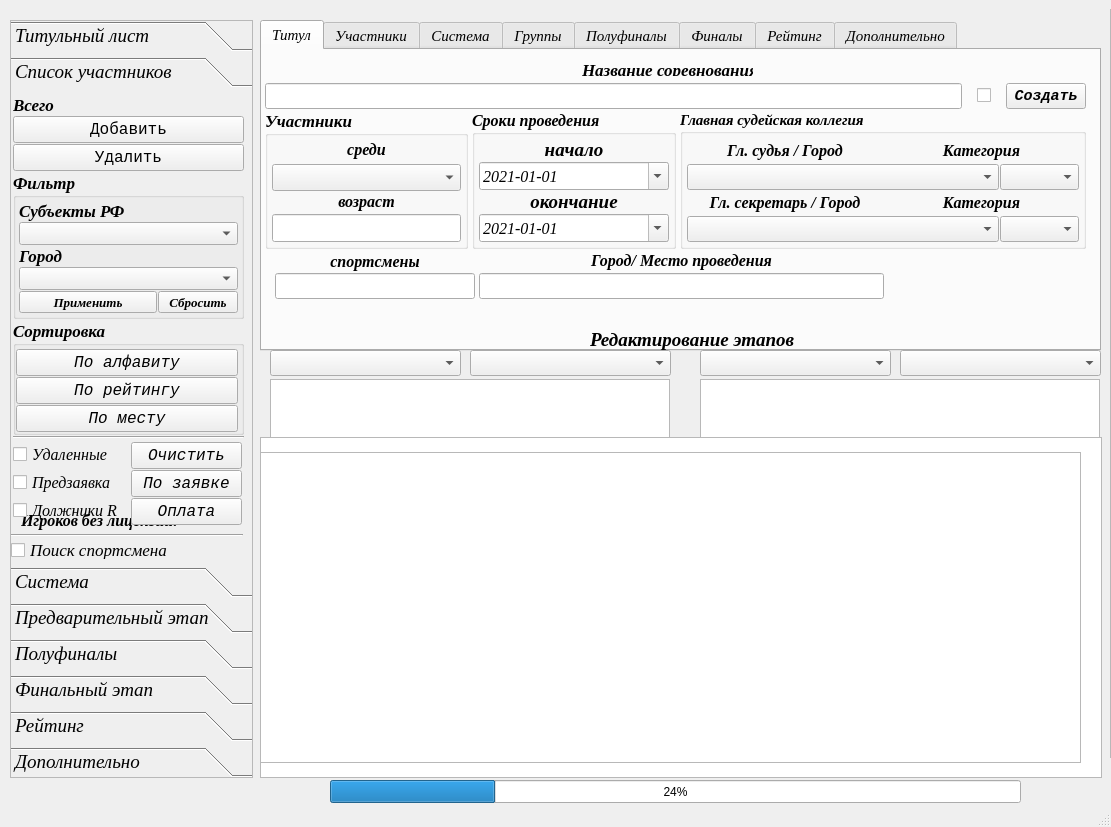
Qt form UI/main_window.ui (Kaspar0810/Competitions_TT_SQL) before a commit.
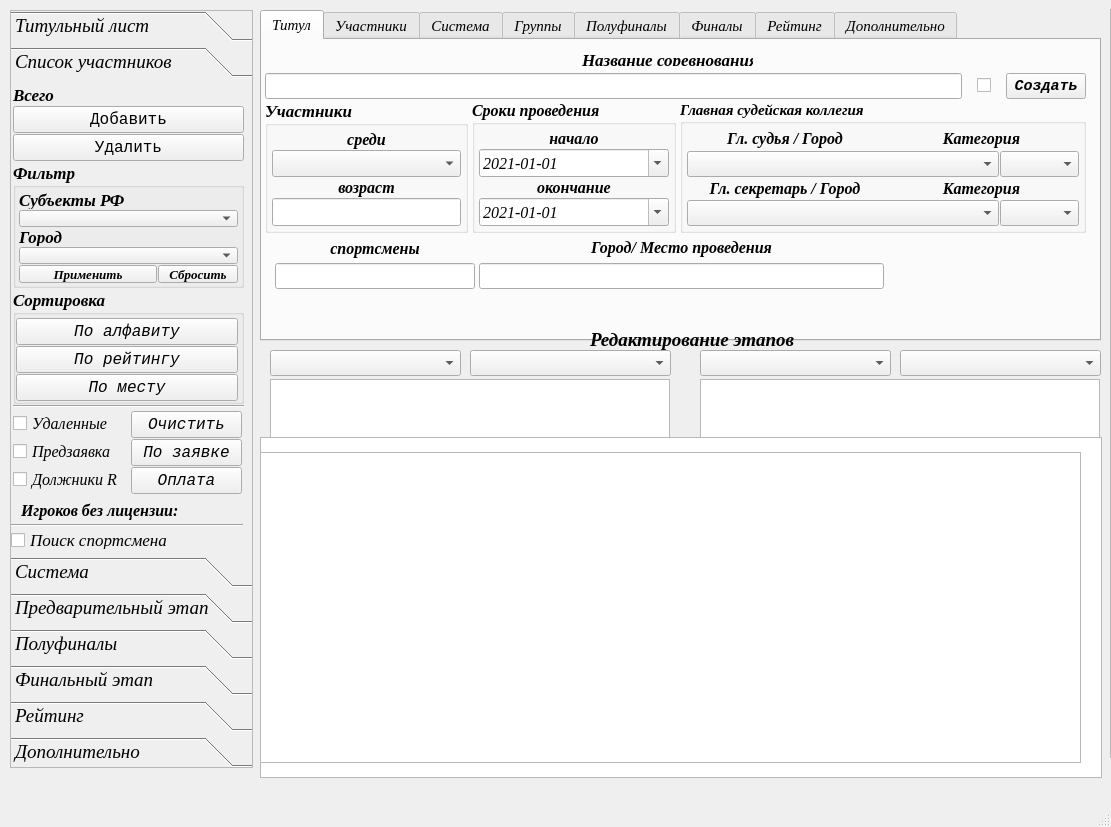
The same form after that commit. The open tabs and pages were chosen to show the change.

Diff of the .ui file:
```diff
--- a/UI/main_window.ui
+++ b/UI/main_window.ui
@@ -21,7 +21,7 @@
     <property name="geometry">
      <rect>
       <x>260</x>
-      <y>20</y>
+      <y>10</y>
       <width>841</width>
       <height>331</height>
      </rect>
@@ -339,7 +339,7 @@
                   <property name="font">
                    <font>
                     <family>Times New Roman</family>
-                    <pointsize>14</pointsize>
+                    <pointsize>12</pointsize>
                     <italic>true</italic>
                    </font>
                   </property>
@@ -409,7 +409,7 @@
                   <property name="font">
                    <font>
                     <family>Times New Roman</family>
-                    <pointsize>14</pointsize>
+                    <pointsize>12</pointsize>
                     <italic>true</italic>
                    </font>
                   </property>
@@ -4442,7 +4442,7 @@
     <property name="geometry">
      <rect>
       <x>10</x>
-      <y>20</y>
+      <y>10</y>
       <width>243</width>
       <height>758</height>
      </rect>
@@ -4496,8 +4496,8 @@
       <rect>
        <x>0</x>
        <y>0</y>
-       <width>100</width>
-       <height>30</height>
+       <width>241</width>
+       <height>484</height>
       </rect>
      </property>
      <attribute name="label">
@@ -4568,7 +4568,7 @@
         <x>2</x>
         <y>2</y>
         <width>231</width>
-        <height>432</height>
+        <height>411</height>
        </rect>
       </property>
       <layout class="QVBoxLayout" name="verticalLayout_36">
@@ -7459,19 +7459,6 @@
      </rect>
     </property>
    </widget>
-   <widget class="QProgressBar" name="progressBar">
-    <property name="geometry">
-     <rect>
-      <x>330</x>
-      <y>780</y>
-      <width>691</width>
-      <height>23</height>
-     </rect>
-    </property>
-    <property name="value">
-     <number>24</number>
-    </property>
-   </widget>
   </widget>
   <widget class="QStatusBar" name="statusbar">
    <property name="font">
```
Left out of the diff: 34 changed lines with no effect on the pictures.
